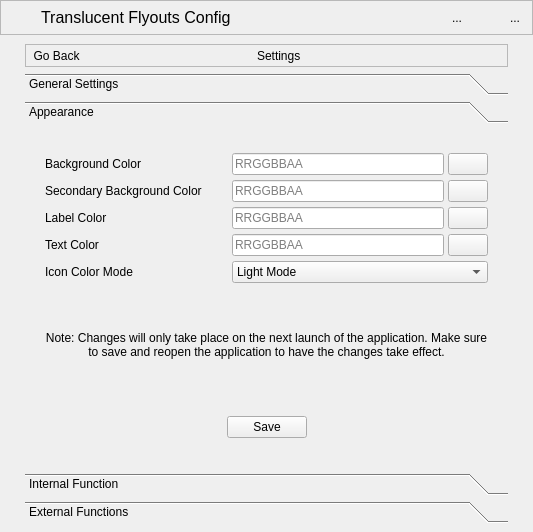
Satanarious/TranslucentFlyoutsConfig, file UI_Files/main.ui: the form before one commit.
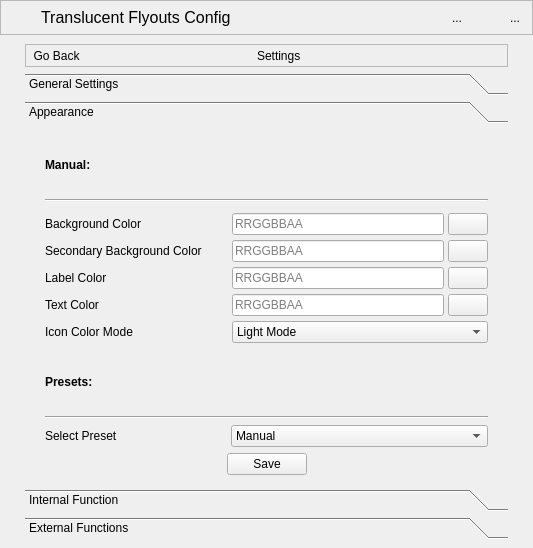
The form after the commit. The open tabs and pages were chosen to show the change. Icons and pictures are not drawn.

```diff
--- a/UI_Files/main.ui
+++ b/UI_Files/main.ui
@@ -7,7 +7,7 @@
     <x>0</x>
     <y>0</y>
     <width>533</width>
-    <height>532</height>
+    <height>548</height>
    </rect>
   </property>
   <property name="font">
@@ -6517,7 +6517,7 @@
                 <x>0</x>
                 <y>0</y>
                 <width>483</width>
-                <height>322</height>
+                <height>342</height>
                </rect>
               </property>
               <attribute name="icon">
@@ -6531,9 +6531,35 @@
                <property name="leftMargin">
                 <number>20</number>
                </property>
+               <property name="topMargin">
+                <number>8</number>
+               </property>
                <property name="rightMargin">
                 <number>20</number>
                </property>
+               <property name="bottomMargin">
+                <number>8</number>
+               </property>
+               <item>
+                <widget class="QLabel" name="lbl_appearance_1">
+                 <property name="font">
+                  <font>
+                   <pointsize>9</pointsize>
+                   <bold>true</bold>
+                  </font>
+                 </property>
+                 <property name="text">
+                  <string>Manual:</string>
+                 </property>
+                </widget>
+               </item>
+               <item>
+                <widget class="Line" name="line_2">
+                 <property name="orientation">
+                  <enum>Qt::Horizontal</enum>
+                 </property>
+                </widget>
+               </item>
                <item>
                 <layout class="QFormLayout" name="formLayout_2">
                  <property name="horizontalSpacing">
@@ -6546,13 +6572,13 @@
                   <number>0</number>
                  </property>
                  <property name="topMargin">
-                  <number>15</number>
+                  <number>5</number>
                  </property>
                  <property name="rightMargin">
                   <number>0</number>
                  </property>
                  <property name="bottomMargin">
-                  <number>15</number>
+                  <number>5</number>
                  </property>
                  <item row="0" column="0">
                   <widget class="QLabel" name="label_5">
@@ -6823,38 +6849,61 @@
                 </layout>
                </item>
                <item>
-                <widget class="QLabel" name="label_10">
+                <widget class="QLabel" name="lbl_appearance_2">
+                 <property name="font">
+                  <font>
+                   <pointsize>9</pointsize>
+                   <bold>true</bold>
+                  </font>
+                 </property>
                  <property name="text">
-                  <string>Note: Changes will only take place on the next launch of the application. Make sure to save and reopen the application to have the changes take effect.</string>
-                 </property>
-                 <property name="alignment">
-                  <set>Qt::AlignCenter</set>
-                 </property>
-                 <property name="wordWrap">
-                  <bool>true</bool>
+                  <string>Presets:</string>
                  </property>
                 </widget>
                </item>
                <item>
-                <spacer name="verticalSpacer_4">
+                <widget class="Line" name="line">
                  <property name="orientation">
-                  <enum>Qt::Vertical</enum>
+                  <enum>Qt::Horizontal</enum>
                  </property>
-                 <property name="sizeType">
-                  <enum>QSizePolicy::Fixed</enum>
+                </widget>
+               </item>
+               <item>
+                <layout class="QHBoxLayout" name="horizontalLayout_98">
+                 <property name="spacing">
+                  <number>6</number>
                  </property>
-                 <property name="sizeHint" stdset="0">
-                  <size>
-                   <width>20</width>
-                   <height>25</height>
-                  </size>
+                 <property name="topMargin">
+                  <number>0</number>
                  </property>
-                </spacer>
+                 <item>
+                  <widget class="QLabel" name="lbl_preset">
+                   <property name="text">
+                    <string>Select Preset</string>
+                   </property>
+                  </widget>
+                 </item>
+                 <item>
+                  <widget class="QComboBox" name="preset">
+                   <property name="minimumSize">
+                    <size>
+                     <width>257</width>
+                     <height>0</height>
+                    </size>
+                   </property>
+                   <item>
+                    <property name="text">
+                     <string>Manual</string>
+                    </property>
+                   </item>
+                  </widget>
+                 </item>
+                </layout>
                </item>
                <item>
                 <layout class="QHBoxLayout" name="horizontalLayout_95">
                  <property name="bottomMargin">
-                  <number>20</number>
+                  <number>0</number>
                  </property>
                  <item>
                   <spacer name="horizontalSpacer_23">
```
Left out of the diff: 78 changed lines with no effect on the pictures.
